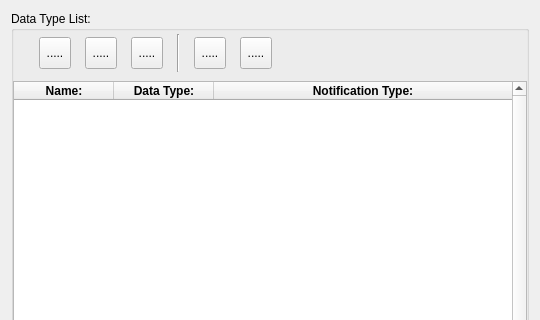
The window that sources/lusan/view/si/ui/SIDataTopicList.ui (aregtech/areg-sdk-tools) describes before a commit, drawn with Qt 5; both pictures show x 0 to 540 and y 0 to 320 of the 540 by 600 pixel window.
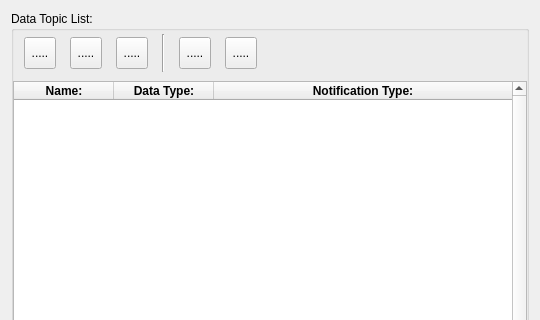
The same window after the commit. Icons and pictures are not drawn.

The edit to the form file:
```diff
--- a/sources/lusan/view/si/ui/SIDataTopicList.ui
+++ b/sources/lusan/view/si/ui/SIDataTopicList.ui
@@ -17,7 +17,7 @@
    <item>
     <widget class="QGroupBox" name="groupBoxDetails">
      <property name="title">
-      <string>Data Type List:</string>
+      <string>Data Topic List:</string>
      </property>
      <widget class="QWidget" name="widget" native="true">
       <property name="geometry">
@@ -31,7 +31,7 @@
       <widget class="QWidget" name="horizontalLayoutWidget">
        <property name="geometry">
         <rect>
-         <x>15</x>
+         <x>0</x>
          <y>2</y>
          <width>251</width>
          <height>38</height>
```
Left out of the diff: 10 changed lines with no effect on the pictures.
